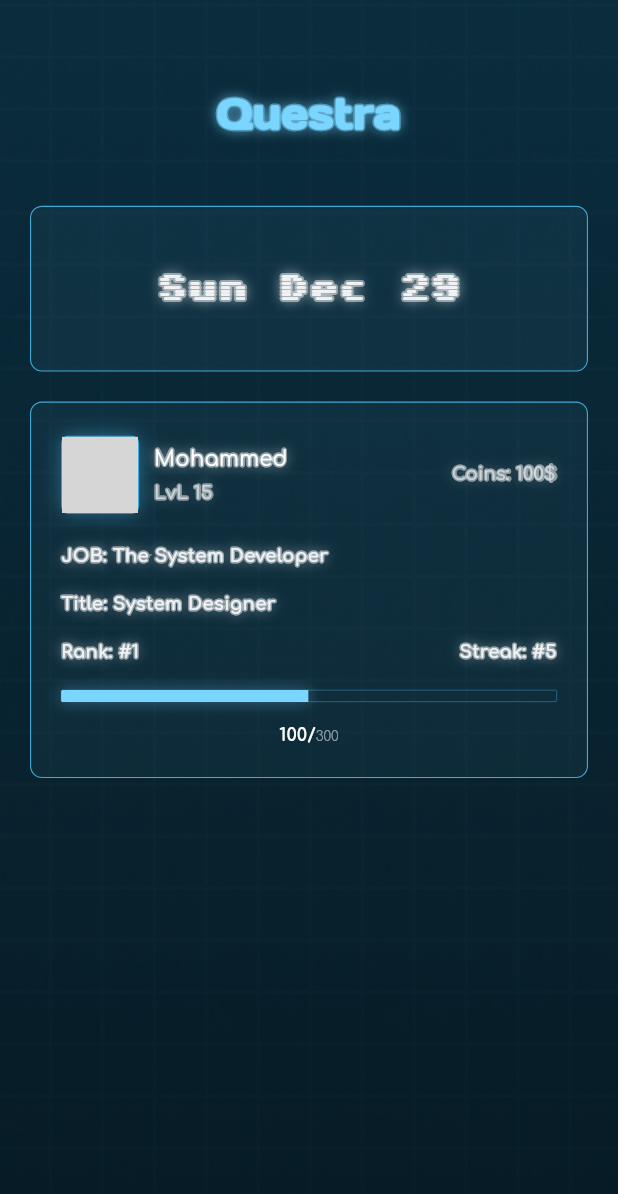
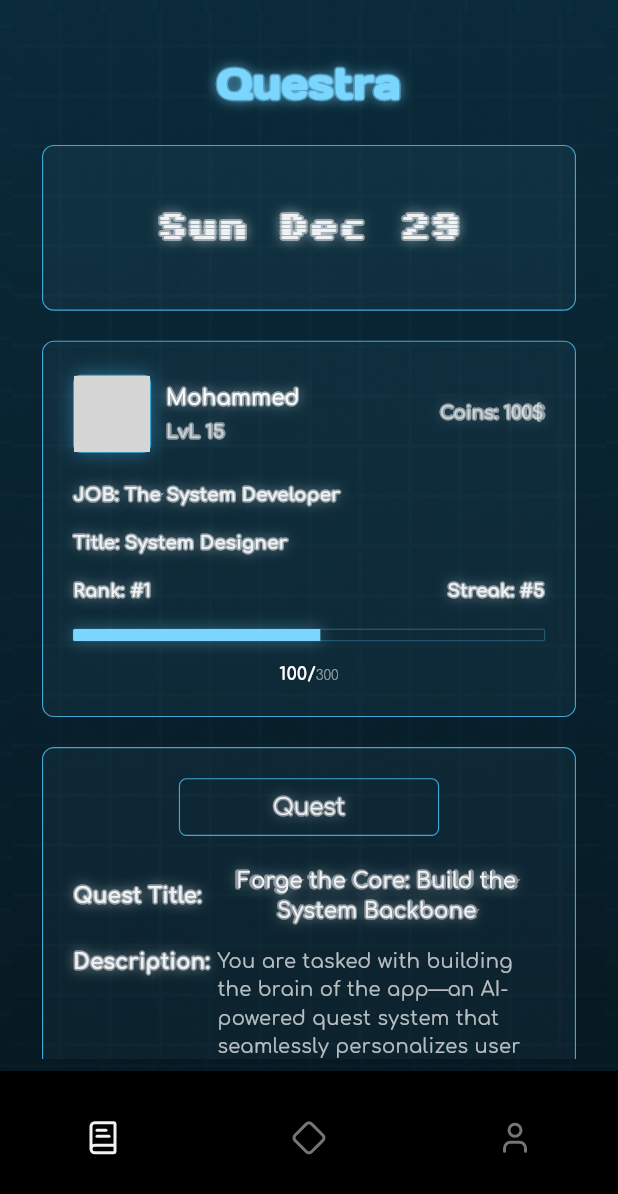
Before and after one commit to MultiX0/questra-app, a Flutter app: the screen it shows after launch, after a tap on "Arise!", on a phone screen of 412 x 824 dp. Shown: the top 1194 px of the screen. Run offline on Flutter 3.47's test engine with Material 3 defaults, Android fonts, the phone set to English and light mode, and no system bars; drawn by our look-alikes of toastification; our stand-ins replace flutter_lucide, flutter_riverpod, go_router, hexcolor; missing offline and left inert: flutter_glow; grey boxes are pictures that could not be loaded.

Commit message:
add bottom navigation bar

```diff
--- a/lib/features/app/pages/home_page.dart
+++ b/lib/features/app/pages/home_page.dart
@@ -25,7 +25,7 @@ class _HomePageState extends ConsumerState<HomePage> {
           padding: EdgeInsets.symmetric(horizontal: 20),
           children: [
             SizedBox(
-              height: kToolbarHeight,
+              height: kToolbarHeight / 2,
             ),
             Center(
               child: GlowText(
@@ -41,7 +41,7 @@ class _HomePageState extends ConsumerState<HomePage> {
               ),
             ),
             SizedBox(
-              height: size.height * 0.05,
+              height: size.height * 0.025,
             ),
             SystemCard(
               child: Center(
@@ -253,6 +253,124 @@ class _HomePageState extends ConsumerState<HomePage> {
                 ],
               ),
             ),
+            const SizedBox(
+              height: 20,
+            ),
+            SystemCard(
+              padding: EdgeInsets.all(
+                20,
+              ),
+              child: Column(
+                crossAxisAlignment: CrossAxisAlignment.start,
+                mainAxisSize: MainAxisSize.min,
+                children: [
+                  Row(
+                    mainAxisAlignment: MainAxisAlignment.center,
+                    children: [
+                      Container(
+                        padding: EdgeInsets.symmetric(
+                          vertical: 8,
+                          horizontal: size.width * .15,
+                        ),
+                        decoration: BoxDecoration(
+                          borderRadius: BorderRadius.circular(5),
+                          border: Border.all(
+                            color: HexColor('43A7D5'),
+                            width: 0.75,
+                          ),
+                        ),
+                        child: Center(
+                          child: GlowText(
+                            glowColor: AppColors.whiteColor,
+                            text: "Quest",
+                            style: TextStyle(
+                              fontSize: 15,
+                              fontWeight: FontWeight.w200,
+                              fontFamily: AppFonts.primary,
+                              color: AppColors.whiteColor,
+                            ),
+                          ),
+                        ),
+                      ),
+                    ],
+                  ),
+                  const SizedBox(
+                    height: 20,
+                  ),
+                  Row(
+                    children: [
+                      GlowText(
+                        glowColor: AppColors.whiteColor,
+                        text: "Quest Title:",
+                        style: TextStyle(
+                          color: AppColors.whiteColor,
+                          fontWeight: FontWeight.bold,
+                          fontFamily: AppFonts.primary,
+                          fontSize: 14,
+                        ),
+                      ),
+                      const SizedBox(
+                        width: 5,
+                      ),
+                      Expanded(
+                        child: GlowText(
+                          glowColor: AppColors.whiteColor,
+                          text: "Forge the Core: Build the System Backbone",
+                          style: TextStyle(
+                            color: AppColors.whiteColor,
+                            fontFamily: AppFonts.primary,
+                            fontSize: 14,
+                          ),
+                        ),
+                      ),
+                    ],
+                  ),
+                  const SizedBox(
+                    height: 14,
+                  ),
+                  Row(
+                    crossAxisAlignment: CrossAxisAlignment.start,
+                    children: [
+                      GlowText(
+                        glowColor: AppColors.whiteColor,
+                        text: "Description:",
+                        style: TextStyle(
+                          color: AppColors.whiteColor,
+                          fontWeight: FontWeight.bold,
+                          fontFamily: AppFonts.primary,
+                          fontSize: 14,
+                        ),
+                      ),
+                      const SizedBox(
+                        width: 5,
+                      ),
+                      Expanded(
+                        child: Text(
+                          "You are tasked with building the brain of the app—an AI-powered quest system that seamlessly personalizes user challenges. Like Sung Jin-Woo, you must wield your developer tools and “arise” a robust system that adapts to every user’s journey.",
+                          style: TextStyle(
+                            color: Colors.white70,
+                            fontFamily: AppFonts.primary,
+                            fontSize: 13,
+                          ),
+                        ),
+                      ),
+                    ],
+                  ),
+                  const SizedBox(
+                    height: 14,
+                  ),
+                  GlowText(
+                    glowColor: Colors.white54,
+                    text: "Reward: +500 XP, +250 Coins, “Architect of Innovation” Badge",
+                    style: TextStyle(
+                      color: Colors.white54,
+                      fontFamily: AppFonts.primary,
+                      fontSize: 11,
+                    ),
+                  ),
+                ],
+              ),
+            ),
           ],
         ),
       ),
--- /dev/null
+++ b/lib/features/app/widgets/nav_bar.dart
@@ -0,0 +1,100 @@
+import 'package:flutter_lucide/flutter_lucide.dart';
+import 'package:questra_app/imports.dart';
+import 'package:questra_app/shared/widgets/background_widget.dart';
+import 'package:questra_app/theme/app_theme.dart';
+
+class MyNavBar extends ConsumerStatefulWidget {
+  final StatefulNavigationShell navigationShell;
+
+  const MyNavBar({super.key, required this.navigationShell});
+
+  @override
+  ConsumerState<ConsumerStatefulWidget> createState() => _MyNavBarState();
+}
+
+class _MyNavBarState extends ConsumerState<MyNavBar> {
+  bool _isNavBarVisible = true;
+  final Color navigationBarColor = HexColor('22B2F4').withValues(alpha: 0.15);
+  int page = 0;
+
+  void onTap(BuildContext context, int index) {
+    setState(() {
+      page = index;
+    });
+
+    widget.navigationShell.goBranch(
+      index,
+      initialLocation: index == widget.navigationShell.currentIndex,
+    );
+  }
+
+  @override
+  Widget build(BuildContext context) {
+    return Scaffold(
+      body: BackgroundWidget(
+        child: Container(
+          padding: const EdgeInsets.symmetric(horizontal: 8, vertical: 8),
+          child: widget.navigationShell,
+        ),
+      ),
+      bottomNavigationBar: _isNavBarVisible
+          ? LayoutBuilder(
+              builder: (context, constraints) {
+                final screenWidth = constraints.maxWidth;
+                double navBarHeight;
+
+                if (screenWidth < 600) {
+                  // Mobile
+                  navBarHeight = 110;
+                } else if (screenWidth < 1024) {
+                  // Tablet
+                  navBarHeight = 140;
+                } else if (screenWidth < 1440) {
+                  // Laptop
+                  navBarHeight = 100;
+                } else {
+                  // Desktop
+                  navBarHeight = 120;
+                }
+                return SizedBox(
+                  height: navBarHeight,
+                  child: BottomNavigationBar(
+                    selectedItemColor: AppColors.whiteColor,
+                    unselectedItemColor: Colors.grey[600],
+                    backgroundColor: Colors.black,
+                    currentIndex: widget.navigationShell.currentIndex,
+                    onTap: (int index) => onTap(context, index),
+                    items: [
+                      BottomNavigationBarItem(
+                        icon: Icon(LucideIcons.book_text),
+                        label: '',
+                      ),
+                      BottomNavigationBarItem(
+                        icon: Icon(LucideIcons.diamond),
+                        label: '',
+                      ),
+                      BottomNavigationBarItem(
+                        icon: Icon(
+                          LucideIcons.user,
+                        ),
+                        label: '',
+                      ),
+                    ],
+                  ),
+                );
+              },
+            )
+          : null,
+      floatingActionButton: !_isNavBarVisible
+          ? FloatingActionButton(
+              onPressed: () {
+                setState(() {
+                  _isNavBarVisible = true;
+                });
+              },
+              child: const Icon(Icons.menu),
+            )
+          : null,
+    );
+  }
+}
--- a/lib/router.dart
+++ b/lib/router.dart
@@ -1,9 +1,15 @@
 import 'package:questra_app/features/app/pages/home_page.dart';
+import 'package:questra_app/features/app/widgets/nav_bar.dart';
 import 'package:questra_app/features/onboarding/pages/first_page.dart';
 
 import 'imports.dart';
 
 final _key = GlobalKey<NavigatorState>();
+
+// final navigationShellProvider = Provider<StatefulNavigationShell>((ref) {
+//   throw UnimplementedError();
+// });
+
 final routerProvider = Provider<GoRouter>(
   (ref) {
     return GoRouter(
@@ -11,13 +17,42 @@ final routerProvider = Provider<GoRouter>(
       debugLogDiagnostics: false,
       navigatorKey: _key,
       routes: [
+        StatefulShellRoute.indexedStack(
+          branches: [
+            StatefulShellBranch(
+              routes: [
+                buildRoute(
+                  path: Routes.homePage,
+                  child: const HomePage(),
+                ),
+              ],
+            ),
+            StatefulShellBranch(
+              routes: [
+                buildRoute(
+                  path: Routes.quests,
+                  child: const SizedBox(),
+                ),
+              ],
+            ),
+            StatefulShellBranch(
+              routes: [
+                buildRoute(
+                  path: Routes.profile,
+                  child: const SizedBox(),
+                ),
+              ],
+            ),
+          ],
+          builder: (state, context, shell) {
+            return MyNavBar(
+              navigationShell: shell,
+            );
+          },
+        ),
         buildRoute(
           path: Routes.onboardingPage,
           child: const OnboardingFirstPage(),
-        ),
-        buildRoute(
-          path: Routes.homePage,
-          child: const HomePage(),
         ),
       ],
     );
--- a/lib/shared/constants/routes.dart
+++ b/lib/shared/constants/routes.dart
@@ -1,4 +1,6 @@
 class Routes {
   static const onboardingPage = '/onboardingPage';
   static const homePage = '/homePage';
+  static const quests = '/quests';
+  static const profile = '/profile';
 }
--- a/lib/shared/widgets/background_widget.dart
+++ b/lib/shared/widgets/background_widget.dart
@@ -20,7 +20,7 @@ class BackgroundWidget extends ConsumerWidget {
         ),
         Positioned.fill(
           child: Opacity(
-            opacity: 0.65,
+            opacity: 0.6,
             child: Container(
               decoration: BoxDecoration(
                 gradient: LinearGradient(
```
Also changed, not shown: 1 other file.
